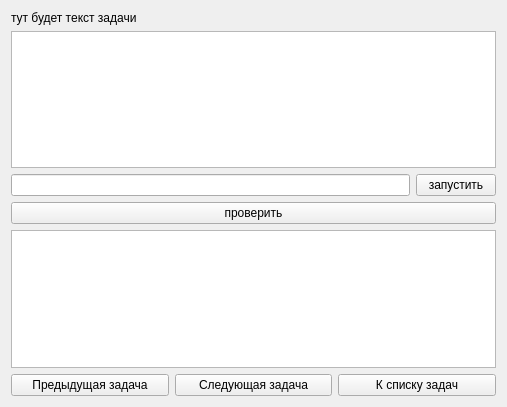
Qt form FormTask.ui (kocheshkovdmitriy/PyQT_project) before a commit.
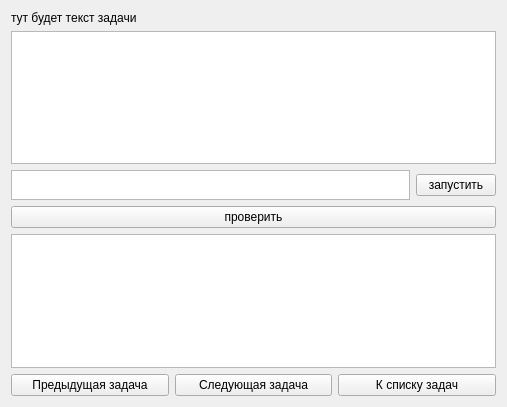
The same form after that commit.

```diff
--- a/FormTask.ui
+++ b/FormTask.ui
@@ -27,7 +27,14 @@
    <item>
     <layout class="QHBoxLayout" name="horizontalLayout">
      <item>
-      <widget class="QLineEdit" name="input_data"/>
+      <widget class="QTextEdit" name="input_data">
+       <property name="maximumSize">
+        <size>
+         <width>400</width>
+         <height>30</height>
+        </size>
+       </property>
+      </widget>
      </item>
      <item>
       <widget class="QPushButton" name="button_run_code">
```
